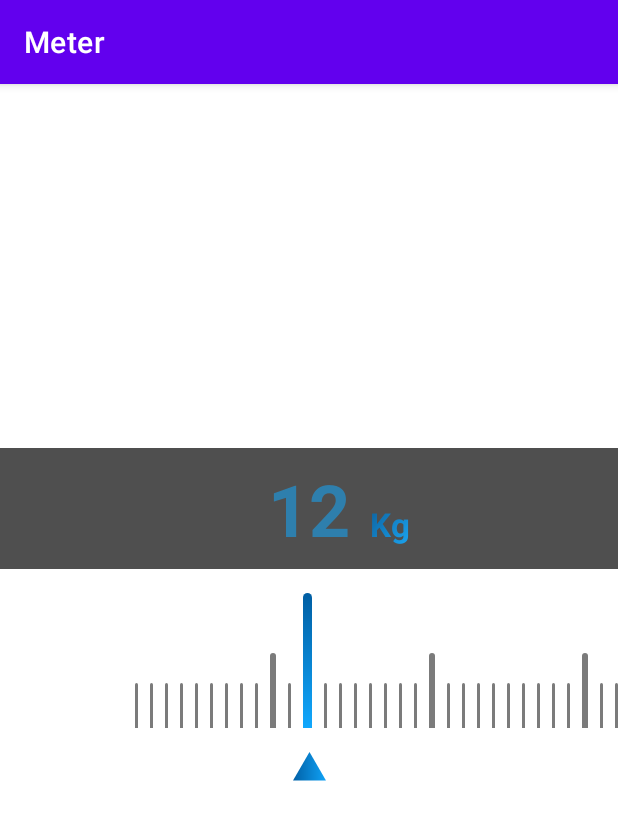
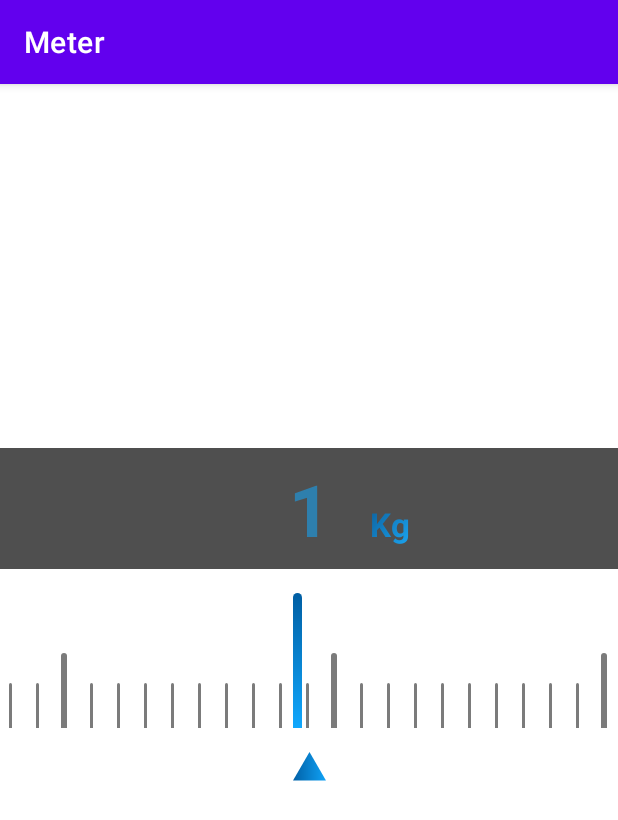
Before and after one commit to pramod51/Meter, an Android app: the screen it shows after launch (MainActivity), on a phone screen of 412 x 824 dp. Shown: the top 820 px of the screen. Run offline under Robolectric (Android 15) with nearby library versions, the phone set to English and light mode, and no system bars.

Commit message:
updated code of 14 Nov

```diff
--- a/app/src/main/java/com/arcerr/meter/MainActivity.java
+++ b/app/src/main/java/com/arcerr/meter/MainActivity.java
@@ -41,8 +41,7 @@ public class MainActivity extends AppCompatActivity {
         binding.recyclerView.postDelayed(new Runnable() {
             @Override
             public void run() {
-
-                binding.recyclerView.scrollToPosition(50);
+                binding.recyclerView.scrollToPosition(40);
                 LinearLayoutManager layoutManager = ((LinearLayoutManager) binding.recyclerView.getLayoutManager());
                 int firstVisibleItemPosition = layoutManager.findFirstVisibleItemPosition();
                 int lastVisibleItemPosition = layoutManager.findLastVisibleItemPosition();
@@ -50,11 +49,10 @@ public class MainActivity extends AppCompatActivity {
                 int centerPosition = (firstVisibleItemPosition + lastVisibleItemPosition) / 2;
                 minWeight = centerPosition;
                 meterAdapter.setLeftWidth(centerPosition);
-                meterAdapter.setMiddlePos(centerPosition);
                 binding.textView.setText(String.valueOf(centerPosition - minWeight + 1));
                 Log.v(MainActivity.class.getSimpleName(), "center==" + centerPosition);
                 binding.recyclerView.setVisibility(View.VISIBLE);
-                meterAdapter.notifyItemChanged(centerPosition);
+
 
             }
         }, 1);
@@ -69,7 +67,7 @@ public class MainActivity extends AppCompatActivity {
             public void onScrollStateChanged(@NonNull RecyclerView recyclerView, int newState) {
                 //super.onScrollStateChanged(recyclerView, newState);
 
-                /*LinearLayoutManager layoutManager= ((LinearLayoutManager) recyclerView.getLayoutManager());
+                LinearLayoutManager layoutManager= ((LinearLayoutManager) recyclerView.getLayoutManager());
                 int firstVisibleItemPosition = layoutManager.findFirstVisibleItemPosition();
                 int lastVisibleItemPosition = layoutManager.findLastVisibleItemPosition();
 
@@ -78,11 +76,11 @@ public class MainActivity extends AppCompatActivity {
                 if (newState==RecyclerView.SCROLL_STATE_IDLE)
                 binding.recyclerView.smoothScrollToPosition(firstVisibleItemPosition);
                 Log.v(MainActivity.class.getSimpleName(),"center=="+centerPosition);
-                LinearLayout.LayoutParams params = new LinearLayout.LayoutParams(
+                /*LinearLayout.LayoutParams params = new LinearLayout.LayoutParams(
                         LinearLayout.LayoutParams.WRAP_CONTENT,
                         LinearLayout.LayoutParams.WRAP_CONTENT
-                );*/
-                /*if ((firstVisibleItemPosition-minWeight+1))
+                );
+                if ((firstVisibleItemPosition-minWeight+1))
                 params.setMargins(8,0,0,0);
                 binding.longHeight.setLayoutParams(params);*/
 
@@ -92,16 +90,14 @@ public class MainActivity extends AppCompatActivity {
             @Override
             public void onScrolled(@NonNull RecyclerView recyclerView, int dx, int dy) {
                 //super.onScrolled(recyclerView, dx, dy);
-                LinearLayoutManager layoutManager = ((LinearLayoutManager) recyclerView.getLayoutManager());
+                /*LinearLayoutManager layoutManager = ((LinearLayoutManager) recyclerView.getLayoutManager());
                 int firstVisibleItemPosition = layoutManager.findFirstVisibleItemPosition();
                 int lastVisibleItemPosition = layoutManager.findLastVisibleItemPosition();
 
                 int centerPosition = (firstVisibleItemPosition + lastVisibleItemPosition) / 2;
                 binding.recyclerView.smoothScrollToPosition(firstVisibleItemPosition);
-                meterAdapter.setMiddlePos(centerPosition);
-                binding.textView.setText(String.valueOf(centerPosition - minWeight + 1));
-                //meterAdapter.notifyItemChanged(centerPosition);
-                meterAdapter.notifyDataSetChanged();
+                binding.textView.setText(String.valueOf(centerPosition - minWeight + 1));*/
+
             }
         });
 
--- a/app/src/main/java/com/arcerr/meter/MeterAdapter.java
+++ b/app/src/main/java/com/arcerr/meter/MeterAdapter.java
@@ -50,12 +50,10 @@ public class MeterAdapter extends RecyclerView.Adapter<MeterAdapter.ViewHolder>
         if (position < leftWidth)
             return i;
         if ((position - leftWidth + 1) % 10 == 0) {
-            if (position == middlePos)
-                return l;
             return m;
         }
-        if (position == middlePos)
-            return l;
+        /*if (position == middlePos)
+            return l;*/
         return s;
     }
 
--- a/app/src/main/res/layout/activity_main.xml
+++ b/app/src/main/res/layout/activity_main.xml
@@ -46,15 +46,21 @@
         app:layout_constraintStart_toStartOf="parent"
         app:layout_constraintTop_toTopOf="parent" />
 
-    <View
+    <LinearLayout
         android:id="@+id/long_height"
-        android:layout_width="6dp"
+        android:layout_width="18dp"
+        android:gravity="start"
+        android:layout_marginEnd="4dp"
         android:layout_height="90dp"
-        android:background="@drawable/long_bg"
-        android:visibility="invisible"
         app:layout_constraintBottom_toTopOf="@id/indicator"
         app:layout_constraintEnd_toEndOf="parent"
-        app:layout_constraintStart_toStartOf="parent" />
+        app:layout_constraintStart_toStartOf="parent" >
+        <View
+            android:layout_width="6dp"
+            android:background="@drawable/long_bg"
+            android:layout_height="90dp"/>
+    </LinearLayout>
+
 
     <ImageView
         android:id="@+id/indicator"
--- a/app/src/main/res/layout/invisible_item.xml
+++ b/app/src/main/res/layout/invisible_item.xml
@@ -3,14 +3,20 @@
     android:layout_width="wrap_content"
     android:layout_height="wrap_content"
     xmlns:app="http://schemas.android.com/apk/res-auto">
-    <View
-        android:id="@+id/small"
-        android:layout_width="3dp"
-        android:layout_height="30dp"
+    <LinearLayout
+        android:layout_width="18dp"
+        android:gravity="center_horizontal"
+
+        app:layout_constraintEnd_toEndOf="parent"
         app:layout_constraintStart_toStartOf="parent"
         app:layout_constraintTop_toTopOf="parent"
-        android:layout_marginStart="8dp"
-        android:layout_marginEnd="8dp"
-        android:layout_marginTop="60dp"/>
+        android:layout_height="wrap_content">
+
+        <View
+            android:id="@+id/small"
+            android:layout_width="3dp"
+            android:layout_height="30dp"
+            android:layout_marginTop="60dp"/>
+    </LinearLayout>
 
 </androidx.constraintlayout.widget.ConstraintLayout>
--- a/app/src/main/res/layout/long_height_item.xml
+++ b/app/src/main/res/layout/long_height_item.xml
@@ -4,15 +4,20 @@
     android:layout_width="wrap_content"
     android:layout_height="wrap_content">
 
-    <View
-        android:id="@+id/long_height"
-        android:layout_width="6dp"
-        android:layout_height="90dp"
-        android:layout_marginStart="8dp"
-        android:layout_marginLeft="8dp"
-        android:background="@drawable/long_bg"
+    <LinearLayout
+        android:layout_width="18dp"
+        android:gravity="center_horizontal"
         app:layout_constraintEnd_toEndOf="parent"
         app:layout_constraintStart_toStartOf="parent"
-        app:layout_constraintTop_toTopOf="parent" />
+        app:layout_constraintTop_toTopOf="parent"
+        android:layout_height="wrap_content">
+
+        <View
+            android:id="@+id/long_height"
+            android:layout_width="6dp"
+            android:layout_height="90dp"
+            android:background="@drawable/long_bg" />
+
+    </LinearLayout>
 
 </androidx.constraintlayout.widget.ConstraintLayout>
--- a/app/src/main/res/layout/medium_height_item.xml
+++ b/app/src/main/res/layout/medium_height_item.xml
@@ -3,16 +3,21 @@
     xmlns:app="http://schemas.android.com/apk/res-auto"
     android:layout_width="wrap_content"
     android:layout_height="wrap_content">
+    <LinearLayout
+        android:layout_width="18dp"
+        android:gravity="center_horizontal"
+        app:layout_constraintEnd_toEndOf="parent"
+        app:layout_constraintStart_toStartOf="parent"
 
-    <View
-        android:id="@+id/medium"
-        android:layout_width="4dp"
-        android:layout_height="50dp"
-        android:layout_marginStart="8dp"
-        android:layout_marginTop="40dp"
-        android:layout_marginEnd="8dp"
-        android:background="@drawable/small_bg"
-        app:layout_constraintStart_toStartOf="parent"
-        app:layout_constraintTop_toTopOf="parent" />
+        app:layout_constraintTop_toTopOf="parent"
+        android:layout_height="wrap_content">
+        <View
+            android:id="@+id/medium"
+            android:layout_width="4dp"
+            android:layout_height="50dp"
+            android:layout_marginTop="40dp"
+            android:background="@drawable/small_bg" />
+
+    </LinearLayout>
 
 </androidx.constraintlayout.widget.ConstraintLayout>
--- a/app/src/main/res/layout/small_height_item.xml
+++ b/app/src/main/res/layout/small_height_item.xml
@@ -5,18 +5,18 @@
     android:layout_height="wrap_content">
 
     <LinearLayout
-        android:id="@+id/ll"
-        android:layout_width="wrap_content"
-        android:layout_height="wrap_content"
-        android:layout_marginStart="8dp"
-        android:layout_marginTop="60dp"
-        android:layout_marginEnd="8dp"
+        android:layout_width="18dp"
+        android:gravity="center_horizontal"
+        app:layout_constraintEnd_toEndOf="parent"
+
         app:layout_constraintStart_toStartOf="parent"
-        app:layout_constraintTop_toTopOf="parent">
+        app:layout_constraintTop_toTopOf="parent"
+        android:layout_height="wrap_content">
 
         <View
             android:id="@+id/small"
             android:layout_width="2dp"
+            android:layout_marginTop="60dp"
             android:layout_height="30dp"
             android:background="@drawable/small_bg" />
 
```
